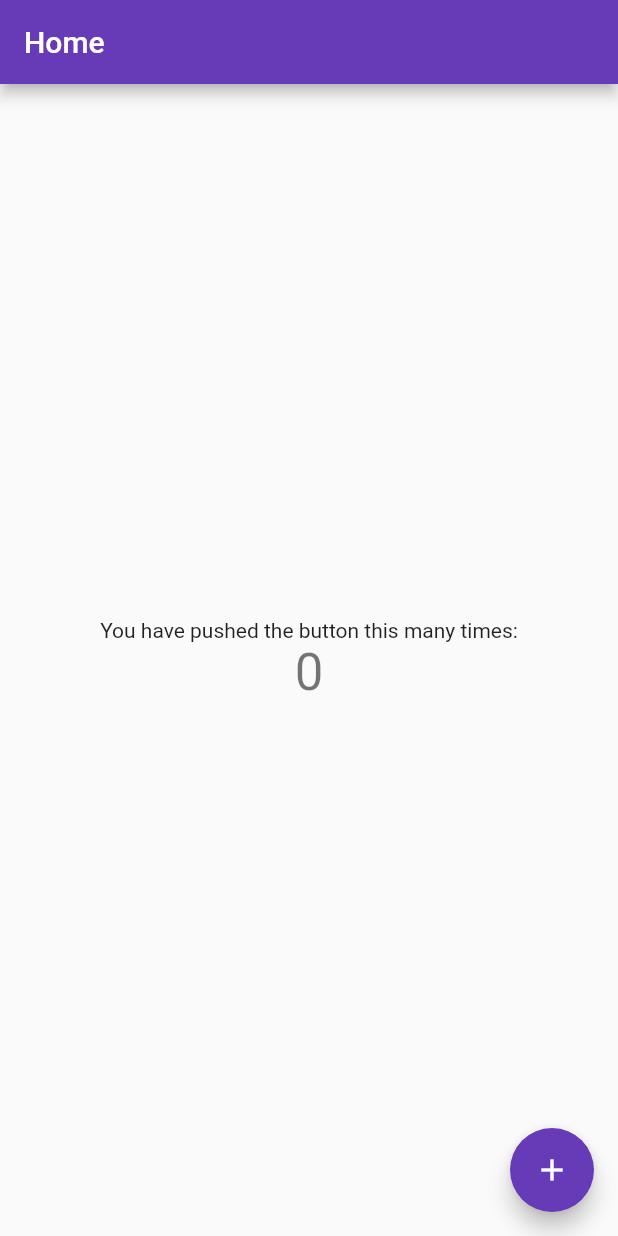
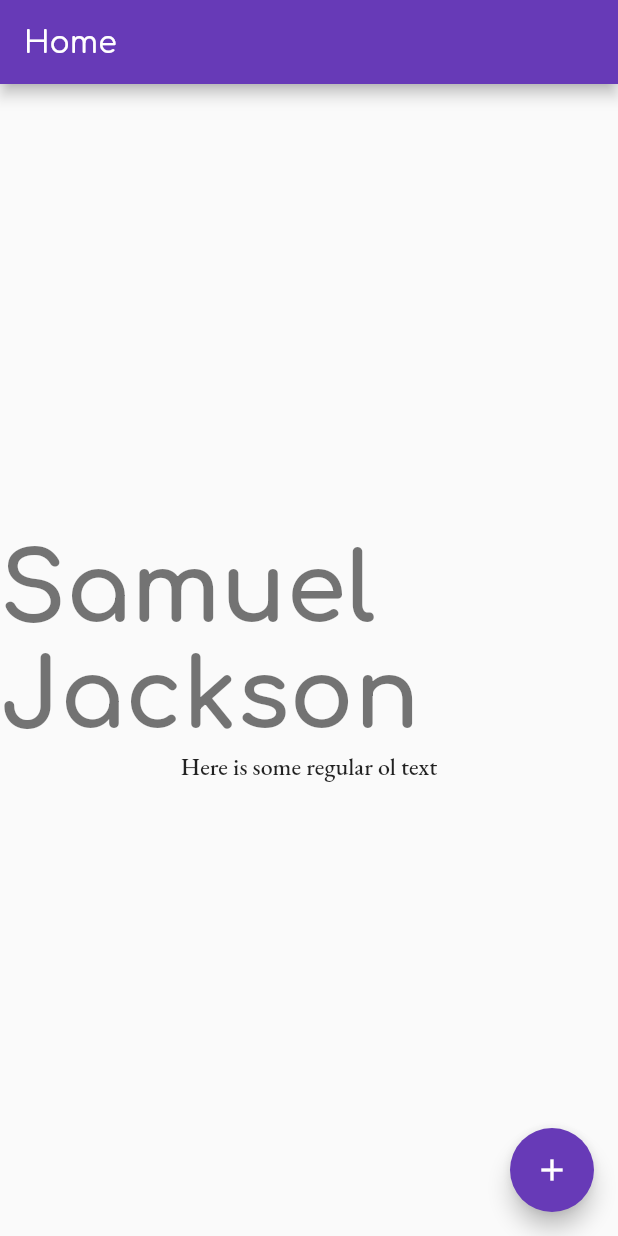
Before and after one commit to samjxn/portfolio, a Flutter app: the screen it shows after launch, on a phone screen of 412 x 824 dp. Run offline on Flutter 3.47's test engine with Material 2 defaults, Android fonts, the phone set to English and light mode, and no system bars.

Commit message:
Displaying fonts

```diff
--- a/lib/src/app.dart
+++ b/lib/src/app.dart
@@ -1,5 +1,5 @@
 import 'package:flutter/material.dart';
-import 'package:portfolio/src/screens/home_screen.dart';
+import 'package:portfolio/src/ui/screens/home_screen.dart';
 
 class PortfolioApp extends StatelessWidget {
   const PortfolioApp({Key? key}) : super(key: key);
@@ -8,7 +8,24 @@ class PortfolioApp extends StatelessWidget {
   Widget build(BuildContext context) {
     return MaterialApp(
       title: 'SamJackson.getInfo()',
-      theme: ThemeData(primarySwatch: Colors.deepPurple),
+      theme: ThemeData(
+        primarySwatch: Colors.deepPurple,
+        fontFamily: 'Comfortaa',
+        textTheme: const TextTheme(
+          headline1: TextStyle(
+            fontSize: 64.0,
+            fontWeight: FontWeight.bold,
+          ),
+          bodyText1: TextStyle(
+            fontSize: 16.0,
+            fontFamily: 'Garamond',
+          ),
+          bodyText2: TextStyle(
+            fontSize: 14.0,
+            fontFamily: 'Garamond',
+          ),
+        ),
+      ),
       home: const HomeScreen(),
     );
   }
--- /dev/null
+++ b/lib/src/ui/models/resume_item.dart
@@ -0,0 +1,6 @@
+class ResumeItem {
+  final String title;
+  final String description;
+
+  const ResumeItem(this.title, this.description);
+}
--- a/lib/src/screens/home_screen.dart
+++ b/lib/src/ui/screens/home_screen.dart
@@ -13,12 +13,13 @@ class HomeScreen extends StatelessWidget {
         child: Column(
           mainAxisAlignment: MainAxisAlignment.center,
           children: <Widget>[
-            const Text(
-              'You have pushed the button this many times:',
+            Text(
+              'Samuel Jackson',
+              style: Theme.of(context).textTheme.headline1,
             ),
             Text(
-              '0',
-              style: Theme.of(context).textTheme.headline4,
+              'Here is some regular ol text',
+              style: Theme.of(context).textTheme.bodyText1,
             ),
           ],
         ),
```
Also changed, not shown: pubspec.yaml (+42 -68 lines), assets/fonts/comfortaa/Comfortaa-Bold.ttf (added), assets/fonts/comfortaa/Comfortaa-Light.ttf (added), assets/fonts/comfortaa/Comfortaa-Medium.ttf (added), assets/fonts/comfortaa/Comfortaa-Regular.ttf (added), assets/fonts/comfortaa/Comfortaa-SemiBold.ttf (added), assets/fonts/garamond/EBGaramond-Bold.ttf (added), assets/fonts/garamond/EBGaramond-BoldItalic.ttf (added), assets/fonts/garamond/EBGaramond-ExtraBold.ttf (added), assets/fonts/garamond/EBGaramond-ExtraBoldItalic.ttf (added), assets/fonts/garamond/EBGaramond-Italic.ttf (added), assets/fonts/garamond/EBGaramond-Medium.ttf (added), assets/fonts/garamond/EBGaramond-MediumItalic.ttf (added), assets/fonts/garamond/EBGaramond-Regular.ttf (added), 3 more files.
